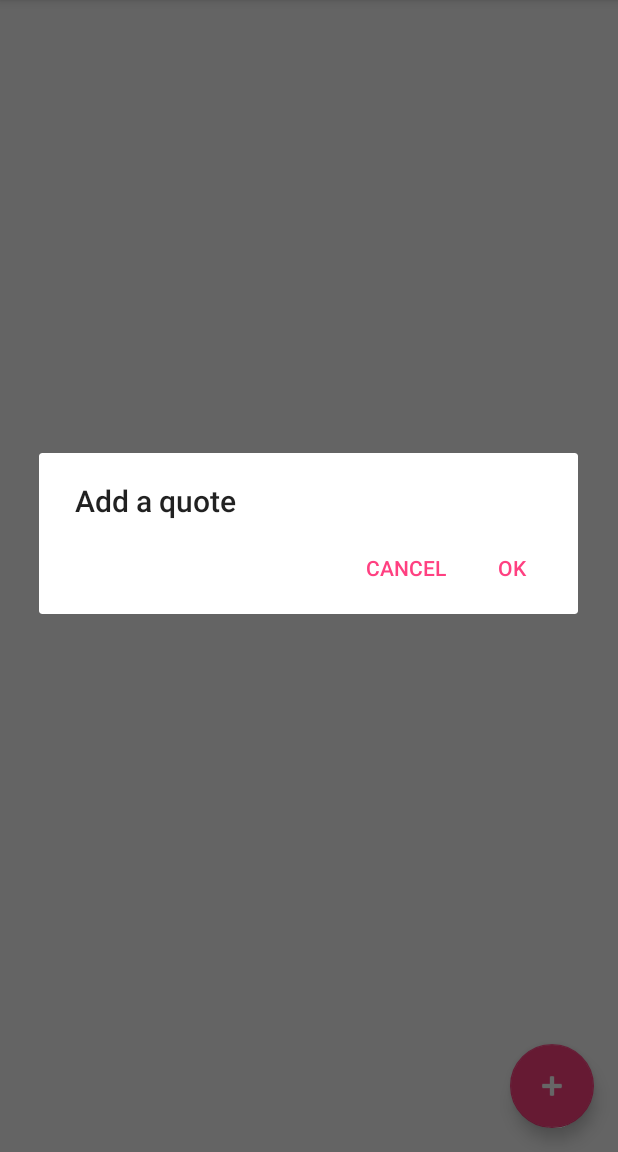
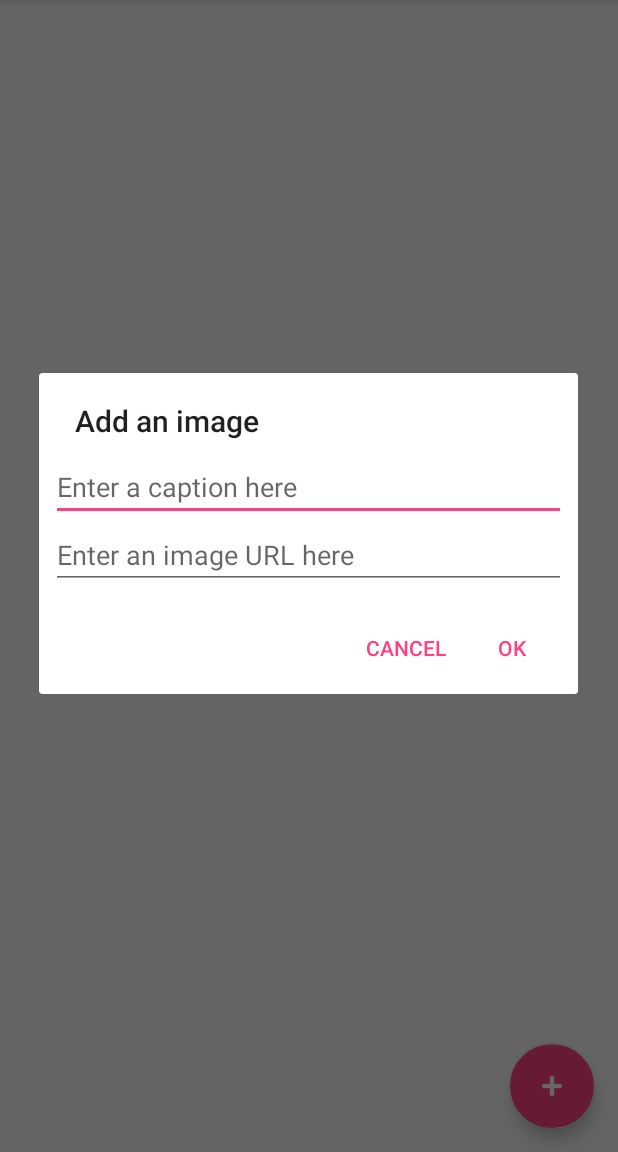
Before and after one commit to hylbrian/PhotoBucket, an Android app: the screen it shows after launch (MainActivity), after a tap on an icon or button, on a phone screen of 412 x 824 dp, the part 84-1236 px from its top. Run offline under Robolectric (Android 15) with nearby library versions, the phone set to English and light mode, and no system bars; our stand-ins replace Firebase (no records; nobody signed in at launch, a user with empty details on screens opened directly).

Commit message:
create records from phone

```diff
--- a/app/src/main/java/ie/ul/brianhyland/photobucket/Constants.java
+++ b/app/src/main/java/ie/ul/brianhyland/photobucket/Constants.java
@@ -6,6 +6,7 @@ public class Constants {
     public static final String COLLECTION_PATH = "imageUrl";
     public static final String KEY_QUOTE = "quote";
     public static final String KEY_CAPTION = "caption";
+    public static final String KEY_IMAGEURL = "image";
     public static final String KEY_CREATED = "created";
     public static final String EXTRA_DOC_ID = "document_id";
 
--- a/app/src/main/java/ie/ul/brianhyland/photobucket/MainActivity.java
+++ b/app/src/main/java/ie/ul/brianhyland/photobucket/MainActivity.java
@@ -14,6 +14,8 @@ import android.util.Log;
 import android.view.View;
 import android.view.Menu;
 import android.view.MenuItem;
+import android.widget.EditText;
+import android.widget.ImageView;
 import android.widget.TextView;
 
 import com.google.android.gms.tasks.OnCompleteListener;
@@ -70,23 +72,23 @@ public class MainActivity extends AppCompatActivity {
 
     private void showAddDialog() {
         AlertDialog.Builder builder = new AlertDialog.Builder(this);
-        View view = getLayoutInflater().inflate(R.layout.moviequote_dialog,null,false);
+        View view = getLayoutInflater().inflate(R.layout.photobucket_dialog,null,false);
         builder.setView(view);
-        builder.setTitle("Add a quote");
-        final TextView quoteEditText = view.findViewById(R.id.dialog_quote_edittext);
-        final TextView movieEditText = view.findViewById(R.id.dialog_movie_edittext);
+        builder.setTitle("Add an image");
+        final TextView captionEditText = view.findViewById(R.id.dialog_caption_edittext);
+        final TextView imageUrlEditText = view.findViewById(R.id.dialog_imageUrl_edittext);
 
         builder.setPositiveButton(android.R.string.ok, new DialogInterface.OnClickListener() {
             @Override
             public void onClick(DialogInterface dialog, int which) {
 
-                Map<String, Object> mq = new HashMap<>();
+                Map<String, Object> pb = new HashMap<>();
 
-                mq.put(Constants.KEY_QUOTE, quoteEditText.getText().toString() );
-                mq.put(Constants.KEY_MOVIE, movieEditText.getText().toString());
-                mq.put(Constants.KEY_CREATED, new Date());
+                pb.put(Constants.KEY_CAPTION, captionEditText.getText().toString() );
+                pb.put(Constants.KEY_IMAGEURL, imageUrlEditText.getText().toString());
+                pb.put(Constants.KEY_CREATED, new Date());
 
-                FirebaseFirestore.getInstance().collection(Constants.COLLECTION_PATH).add(mq);
+                FirebaseFirestore.getInstance().collection(Constants.COLLECTION_PATH).add(pb);
 
 
             }
--- /dev/null
+++ b/app/src/main/res/layout/photobucket_dialog.xml
@@ -0,0 +1,22 @@
+<?xml version="1.0" encoding="utf-8"?>
+<LinearLayout
+    xmlns:android="http://schemas.android.com/apk/res/android"
+    android:orientation="vertical"
+    android:layout_width="match_parent"
+    android:layout_height="match_parent"
+    android:padding="8dp"
+    >
+
+    <EditText
+        android:id="@+id/dialog_caption_edittext"
+        android:hint="Enter a caption here"
+        android:layout_width="match_parent"
+        android:layout_height="wrap_content" />
+
+    <EditText
+        android:id="@+id/dialog_imageUrl_edittext"
+        android:hint="Enter an image URL here"
+        android:layout_width="match_parent"
+        android:layout_height="wrap_content" />
+
+</LinearLayout>
```
